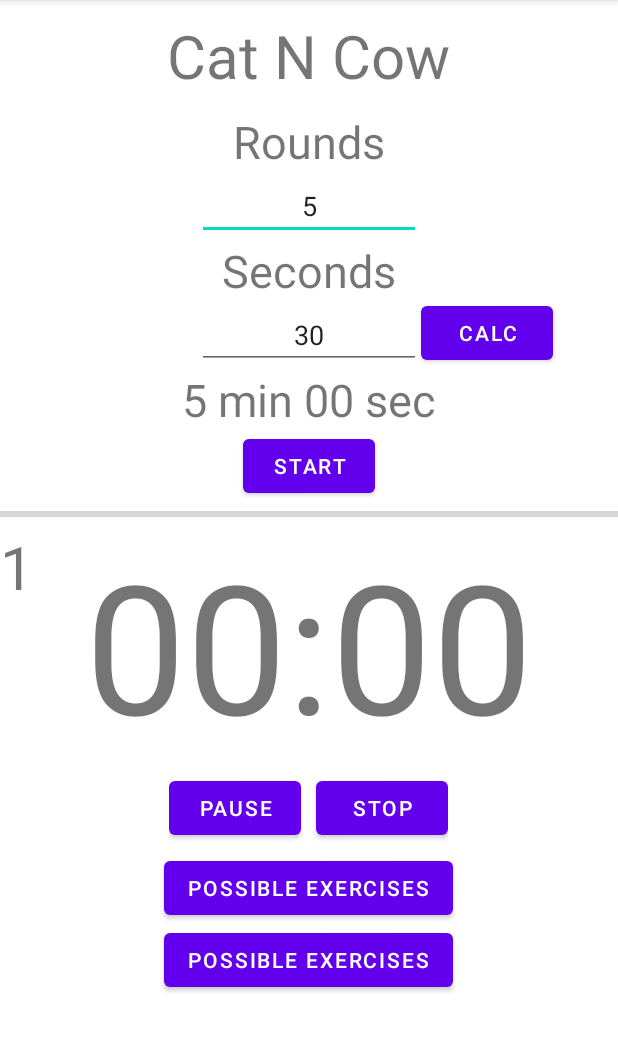
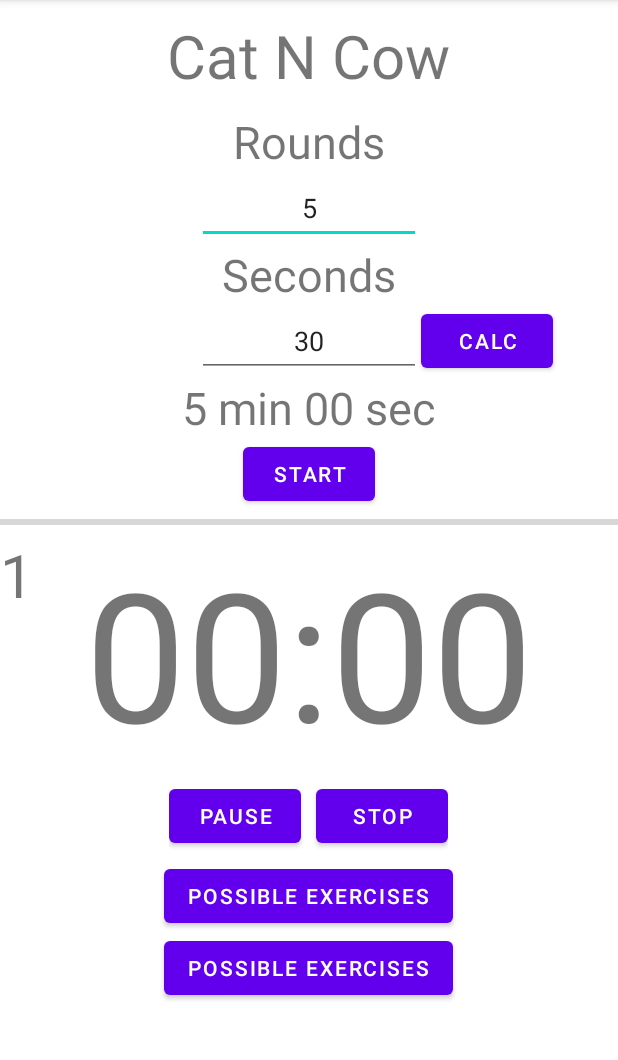
Before and after one commit to AswiN-7/ExeApp, an Android app: the screen it shows after launch (CatNcowActivity), after a tap on an icon or button, on a phone screen of 412 x 824 dp, the part 84-1144 px from its top. Run offline under Robolectric (Android 15) with nearby library versions, the phone set to English and light mode, and no system bars; pictures from the network do not load.

Commit message:
commit check

```diff
--- a/app/src/main/java/com/example/exerciseminiproject/MainActivity.java
+++ b/app/src/main/java/com/example/exerciseminiproject/MainActivity.java
@@ -5,6 +5,7 @@ import androidx.appcompat.app.AppCompatActivity;
 import android.content.Intent;
 import android.os.Bundle;
 import android.view.View;
+import android.view.WindowManager;
 import android.widget.Button;
 import android.widget.ImageView;
 
@@ -15,14 +16,17 @@ public class MainActivity extends AppCompatActivity {
     @Override
     protected void onCreate(Bundle savedInstanceState) {
         super.onCreate(savedInstanceState);
+
+        getWindow().addFlags(WindowManager.LayoutParams.FLAG_KEEP_SCREEN_ON);
+
         setContentView(R.layout.activity_main);
+        BridgeIv = findViewById(R.id.iv_bridge);
         CatCow = findViewById(R.id.btn_cat_n_cow);
         Meditate = findViewById(R.id.btn_meditate);
         Bridge = findViewById(R.id.btn_bridge);
 
         CatCowIv = findViewById(R.id.iv_cat_n_cow);
         MeditateIv = findViewById(R.id.iv_meditate);
-        BridgeIv = findViewById(R.id.iv_bridge);
 
 
         View.OnClickListener BridgeView = new View.OnClickListener() {
--- a/app/src/main/res/layout/activity_bridge.xml
+++ b/app/src/main/res/layout/activity_bridge.xml
@@ -97,14 +97,14 @@
         android:layout_centerHorizontal="true"
         android:text="03:00"
         android:textSize="30sp" />
+
     <ProgressBar
+        android:id="@+id/bridge_progressbar"
+        style="@style/Widget.AppCompat.ProgressBar.Horizontal"
         android:layout_width="fill_parent"
         android:layout_height="wrap_content"
-        android:id="@+id/bridge_progressbar"
-        style="@style/Widget.AppCompat.ProgressBar.Horizontal"
         android:layout_below="@+id/bridge_time"
-        android:max="100"
-        />
+        android:max="100" />
     <Button
         android:layout_width="wrap_content"
         android:layout_height="wrap_content"
--- a/app/src/main/res/layout/activity_cat_ncow.xml
+++ b/app/src/main/res/layout/activity_cat_ncow.xml
@@ -30,8 +30,9 @@
         android:layout_below="@+id/rounds"
         android:layout_centerHorizontal="true"
         android:ems="7"
+        android:gravity="center"
         android:inputType="number"
-        android:gravity="center"
+        android:minHeight="48dp"
         android:text="5" />
 
     <TextView
@@ -43,17 +44,18 @@
         android:layout_centerHorizontal="true"
         android:id="@+id/seconds"
         />
+
     <EditText
+        android:id="@+id/secondsInput"
         android:layout_width="wrap_content"
         android:layout_height="wrap_content"
+        android:layout_below="@+id/seconds"
+        android:layout_centerHorizontal="true"
         android:ems="7"
         android:gravity="center"
-        android:text="30"
         android:inputType="number"
-        android:layout_centerHorizontal="true"
-        android:layout_below="@+id/seconds"
-        android:id="@+id/secondsInput"
-        />
+        android:minHeight="48dp"
+        android:text="30" />
     <TextView
         android:layout_width="wrap_content"
         android:layout_height="wrap_content"
```
